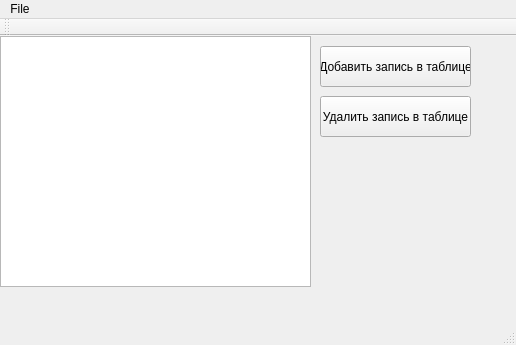
Old version of the form redactor.ui in the repository RadiumByte/Team-Task-Qt-Second.
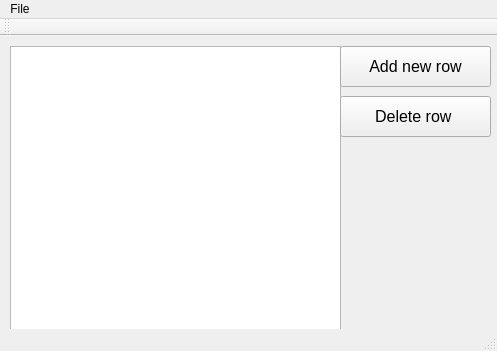
New version of the form. Icons and pictures are not drawn.

The edit to the form file:
```diff
--- a/redactor.ui
+++ b/redactor.ui
@@ -6,48 +6,92 @@
    <rect>
     <x>0</x>
     <y>0</y>
-    <width>516</width>
-    <height>345</height>
+    <width>497</width>
+    <height>351</height>
    </rect>
   </property>
+  <property name="minimumSize">
+   <size>
+    <width>497</width>
+    <height>351</height>
+   </size>
+  </property>
+  <property name="maximumSize">
+   <size>
+    <width>497</width>
+    <height>351</height>
+   </size>
+  </property>
+  <property name="font">
+   <font>
+    <family>Arial</family>
+   </font>
+  </property>
+  <property name="cursor">
+   <cursorShape>PointingHandCursor</cursorShape>
+  </property>
   <property name="windowTitle">
-   <string>Redactor</string>
+   <string>Simple Table Redactor</string>
+  </property>
+  <property name="windowIcon">
+   <iconset>
+    <normaloff>../../../Users/anton/OneDrive/Изображения/icon.PNG</normaloff>../../../Users/anton/OneDrive/Изображения/icon.PNG</iconset>
+  </property>
+  <property name="autoFillBackground">
+   <bool>true</bool>
+  </property>
+  <property name="documentMode">
+   <bool>true</bool>
+  </property>
+  <property name="tabShape">
+   <enum>QTabWidget::Triangular</enum>
   </property>
   <widget class="QWidget" name="centralWidget">
    <widget class="QTableView" name="mainTable">
     <property name="geometry">
      <rect>
-      <x>0</x>
-      <y>0</y>
-      <width>311</width>
-      <height>251</height>
+      <x>10</x>
+      <y>10</y>
+      <width>331</width>
+      <height>291</height>
      </rect>
     </property>
    </widget>
    <widget class="QPushButton" name="pushButton">
     <property name="geometry">
      <rect>
-      <x>320</x>
+      <x>340</x>
       <y>10</y>
       <width>151</width>
       <height>41</height>
      </rect>
     </property>
+    <property name="font">
+     <font>
+      <pointsize>12</pointsize>
+     </font>
+    </property>
     <property name="text">
-     <string>Добавить запись в таблице</string>
+     <string>Add new row</string>
     </property>
    </widget>
    <widget class="QPushButton" name="pushButton_2">
     <property name="geometry">
      <rect>
-      <x>320</x>
+      <x>340</x>
       <y>60</y>
       <width>151</width>
       <height>41</height>
      </rect>
     </property>
+    <property name="font">
+     <font>
+      <family>Arial</family>
+      <pointsize>12</pointsize>
+     </font>
+    </property>
     <property name="text">
-     <string>Удалить запись в таблице</string>
+     <string>Delete row </string>
     </property>
    </widget>
   </widget>
@@ -56,7 +100,7 @@
     <rect>
      <x>0</x>
      <y>0</y>
-     <width>516</width>
+     <width>497</width>
      <height>21</height>
     </rect>
    </property>
```
Left out of the diff: 4 changed lines with no effect on the pictures.
